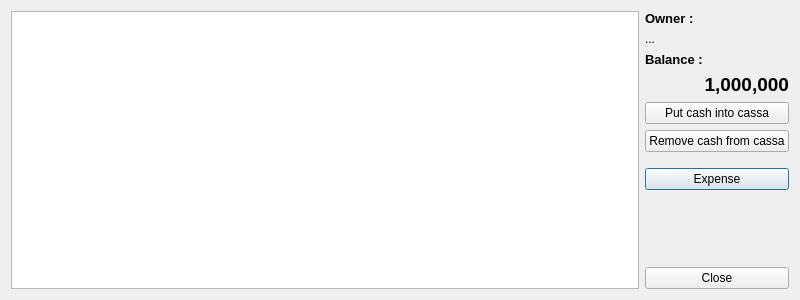
This is client/dlgcassa.ui in tbikfalvi/Belenus as Qt 5 draws it before an edit. The edited form follows.
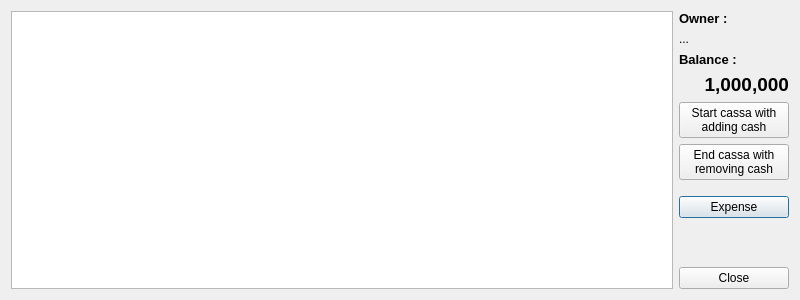
This is the edited form.

The edit to the form file:
```diff
--- a/client/dlgcassa.ui
+++ b/client/dlgcassa.ui
@@ -120,7 +120,8 @@
         </size>
        </property>
        <property name="text">
-        <string>Put cash into cassa</string>
+        <string>Start cassa with
+adding cash</string>
        </property>
        <property name="iconSize">
         <size>
@@ -142,7 +143,8 @@
         </size>
        </property>
        <property name="text">
-        <string>Remove cash from cassa</string>
+        <string>End cassa with
+removing cash</string>
        </property>
        <property name="iconSize">
         <size>
```
Left out of the diff: 6 changed lines with no effect on the pictures.
